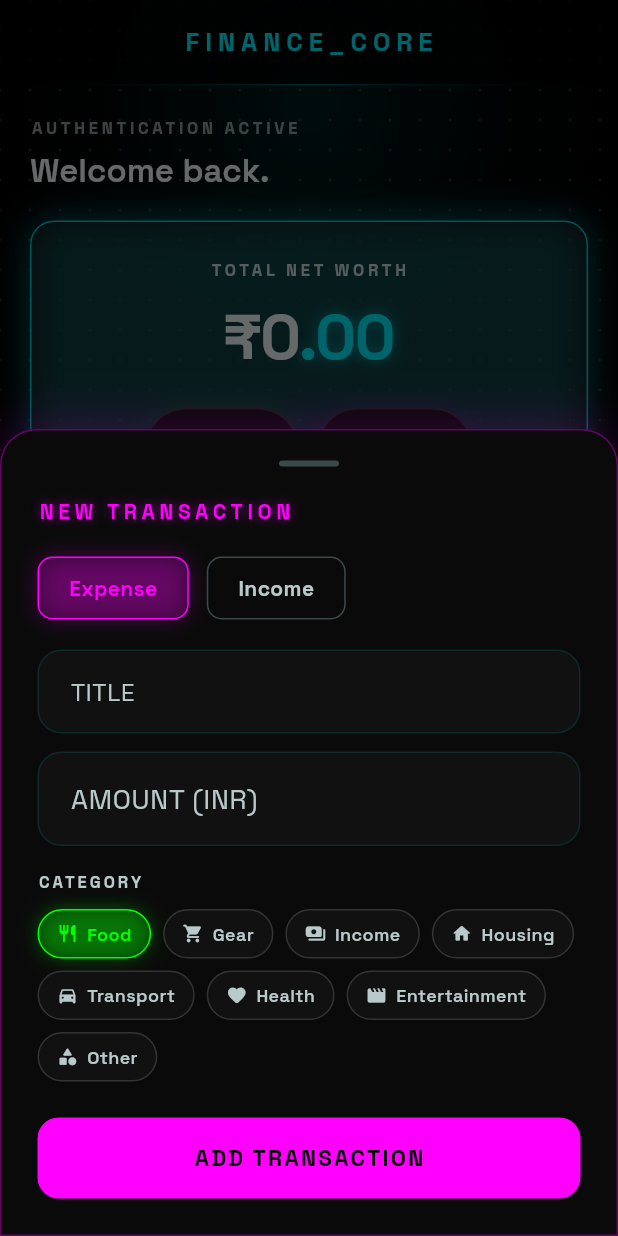
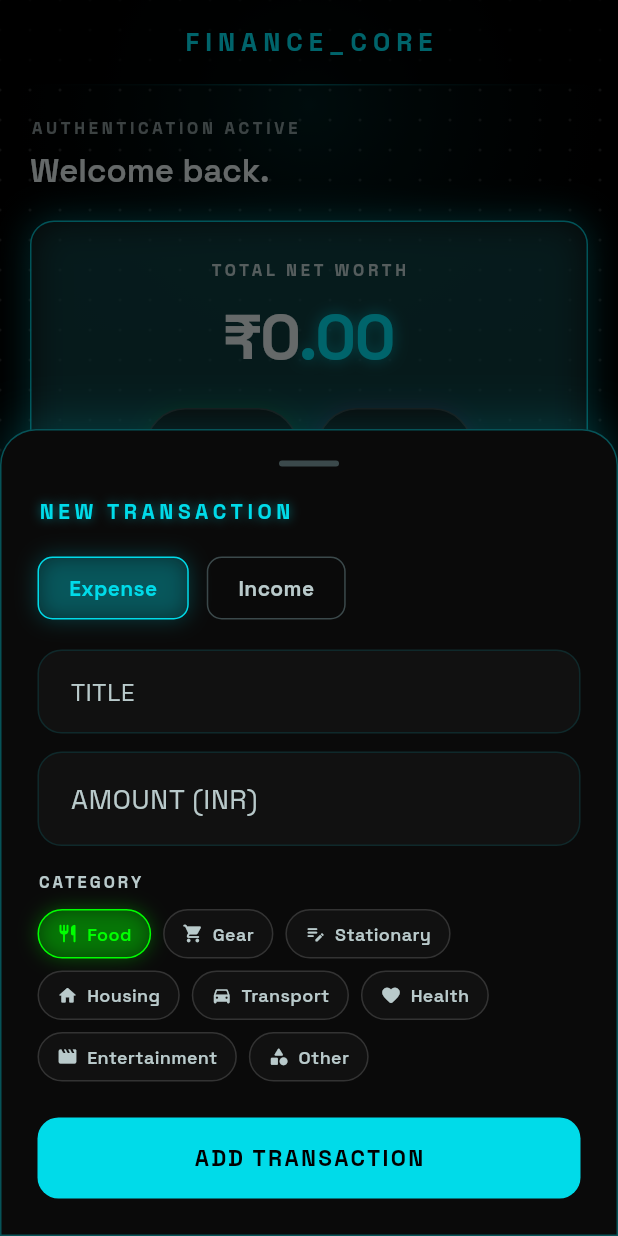
Before and after one commit to Tanush-Gupta1812/expency, a Flutter app: the screen it shows after launch, after a tap on "Add Expense", on a phone screen of 412 x 824 dp. Run offline on Flutter 3.47's test engine with Material 3 defaults, Android fonts, the light colour scheme and no system bars; our stand-ins replace google_fonts, local_auth, shared_preferences.

Commit message:
feat: Add stationary category to transactions and update related UI components

```diff
--- a/lib/models/transaction.dart
+++ b/lib/models/transaction.dart
@@ -5,6 +5,7 @@ enum TransactionType { income, expense }
 enum TransactionCategory {
   food,
   gear,
+  stationary,
   income,
   housing,
   transport,
@@ -18,6 +19,7 @@ extension TransactionCategoryExt on TransactionCategory {
     switch (this) {
       case TransactionCategory.food: return 'Food';
       case TransactionCategory.gear: return 'Gear';
+      case TransactionCategory.stationary: return 'Stationary';
       case TransactionCategory.income: return 'Income';
       case TransactionCategory.housing: return 'Housing';
       case TransactionCategory.transport: return 'Transport';
@@ -31,6 +33,7 @@ extension TransactionCategoryExt on TransactionCategory {
     switch (this) {
       case TransactionCategory.food: return Icons.restaurant_rounded;
       case TransactionCategory.gear: return Icons.shopping_cart_rounded;
+      case TransactionCategory.stationary: return Icons.edit_note_rounded;
       case TransactionCategory.income: return Icons.payments_rounded;
       case TransactionCategory.housing: return Icons.home_rounded;
       case TransactionCategory.transport: return Icons.directions_car_rounded;
@@ -44,6 +47,7 @@ extension TransactionCategoryExt on TransactionCategory {
     switch (this) {
       case TransactionCategory.food: return const Color(0xFF00FF00);
       case TransactionCategory.gear: return const Color(0xFFFF00FF);
+      case TransactionCategory.stationary: return const Color(0xFF5B9BFF);
       case TransactionCategory.income: return const Color(0xFF00DBE9);
       case TransactionCategory.housing: return const Color(0xFFFF00FF);
       case TransactionCategory.transport: return const Color(0xFFFFD700);
--- a/lib/screens/home_screen.dart
+++ b/lib/screens/home_screen.dart
@@ -238,7 +238,15 @@ class _HomeScreenState extends State<HomeScreen>
                       const SizedBox(height: 28),
 
                       // â”€â”€ Recent Activity
-                      _SectionHeader(title: 'Recent Activity', onViewAll: () {}),
+                      Text(
+                        'Recent Activity',
+                        style: GoogleFonts.spaceGrotesk(
+                          color: kOnSurface,
+                          fontSize: 18,
+                          fontWeight: FontWeight.w700,
+                          letterSpacing: 0.5,
+                        ),
+                      ),
                       const SizedBox(height: 12),
                       ..._recent
                           .take(5)
@@ -544,41 +552,6 @@ class _ActionButton extends StatelessWidget {
   }
 }
 
-class _SectionHeader extends StatelessWidget {
-  const _SectionHeader({required this.title, required this.onViewAll});
-  final String title;
-  final VoidCallback onViewAll;
-
-  @override
-  Widget build(BuildContext context) {
-    return Row(
-      mainAxisAlignment: MainAxisAlignment.spaceBetween,
-      children: [
-        Text(
-          title,
-          style: GoogleFonts.spaceGrotesk(
-            color: kOnSurface,
-            fontSize: 17,
-            fontWeight: FontWeight.w600,
-            letterSpacing: 0.5,
-          ),
-        ),
-        GestureDetector(
-          onTap: onViewAll,
-          child: Text(
-            'VIEW ALL',
-            style: GoogleFonts.spaceGrotesk(
-              color: kPrimary,
-              fontSize: 11,
-              fontWeight: FontWeight.w700,
-              letterSpacing: 2,
-            ),
-          ),
-        ),
-      ],
-    );
-  }
-}
 
 class _TransactionExpansionCard extends StatelessWidget {
   const _TransactionExpansionCard({
--- a/lib/screens/profile_screen.dart
+++ b/lib/screens/profile_screen.dart
@@ -1,5 +1,7 @@
+import 'package:flutter/material.dart';
 import 'package:flutter/material.dart';
 import 'package:google_fonts/google_fonts.dart';
+import 'package:local_auth/local_auth.dart';
 import '../theme/app_theme.dart';
 import '../models/transaction_repository.dart';
 import 'budget_screen.dart';
@@ -12,7 +14,7 @@ class ProfileScreen extends StatefulWidget {
 }
 
 class _ProfileScreenState extends State<ProfileScreen> {
-  bool _biometricLock = true;
+  final LocalAuthentication _localAuth = LocalAuthentication();
 
   @override
   void initState() {
@@ -138,31 +140,6 @@ class _ProfileScreenState extends State<ProfileScreen> {
                                 _GhostButton(
                                   label: 'EDIT',
                                   onTap: _showCurrencyPicker,
-                                ),
-                              ],
-                            ),
-                          ),
-                          _Divider(),
-
-                          // Biometric
-                          Padding(
-                            padding: const EdgeInsets.symmetric(vertical: 12),
-                            child: Row(
-                              children: [
-                                Icon(Icons.fingerprint_rounded,
-                                    color: kOnSurfaceVariant, size: 22),
-                                const SizedBox(width: 12),
-                                Expanded(
-                                  child: Text(
-                                    'Biometric Lock',
-                                    style: GoogleFonts.spaceGrotesk(
-                                        color: kOnSurface, fontSize: 15),
-                                  ),
-                                ),
-                                _NeonSwitch(
-                                  value: _biometricLock,
-                                  onChanged: (v) =>
-                                      setState(() => _biometricLock = v),
                                 ),
                               ],
                             ),
@@ -348,10 +325,30 @@ class _ProfileScreenState extends State<ProfileScreen> {
     );
   }
 
+  Future<bool> _authenticateBiometric() async {
+    try {
+      final bool canCheckBiometrics = await _localAuth.canCheckBiometrics;
+      final bool isSupported = await _localAuth.isDeviceSupported();
+      if (!canCheckBiometrics || !isSupported) {
+        return false;
+      }
+      return await _localAuth.authenticate(
+        localizedReason: 'Verify your identity to clear all data',
+        biometricOnly: true,
+      );
+    } catch (e) {
+      debugPrint('Biometric auth error: $e');
+      return false;
+    }
+  }
+
   void _confirmClear(BuildContext ctx) {
+    bool accepted = false;
+
     showDialog(
       context: ctx,
-      builder: (dialogCtx) => AlertDialog(
+      builder: (dialogCtx) => StatefulBuilder(
+        builder: (dialogCtx, setDialogState) => AlertDialog(
           backgroundColor: const Color(0xFF111111),
           shape: RoundedRectangleBorder(
             borderRadius: BorderRadius.circular(16),
@@ -365,9 +362,37 @@ class _ProfileScreenState extends State<ProfileScreen> {
               letterSpacing: 2,
             ),
           ),
-        content: Text(
+          content: Column(
+            mainAxisSize: MainAxisSize.min,
+            crossAxisAlignment: CrossAxisAlignment.start,
+            children: [
+              Text(
                 'This will permanently delete all local transactions and cannot be undone.',
                 style: GoogleFonts.spaceGrotesk(color: kOnSurfaceVariant, fontSize: 14),
+              ),
+              const SizedBox(height: 16),
+              Row(
+                children: [
+                  Checkbox(
+                    value: accepted,
+                    activeColor: kPrimary,
+                    checkColor: Colors.black,
+                    onChanged: (value) {
+                      setDialogState(() => accepted = value ?? false);
+                    },
+                  ),
+                  Expanded(
+                    child: Text(
+                      'I understand this action cannot be undone.',
+                      style: GoogleFonts.spaceGrotesk(
+                        color: kOnSurfaceVariant,
+                        fontSize: 13,
+                      ),
+                    ),
+                  ),
+                ],
+              ),
+            ],
           ),
           actions: [
             TextButton(
@@ -376,20 +401,33 @@ class _ProfileScreenState extends State<ProfileScreen> {
                   style: GoogleFonts.spaceGrotesk(color: kOnSurfaceVariant)),
             ),
             TextButton(
-            onPressed: () async {
-              Navigator.pop(dialogCtx);
+              onPressed: accepted
+                  ? () async {
+                      final authenticated = await _authenticateBiometric();
+                      if (!authenticated) {
+                        if (!mounted) return;
+                        _showSnack('Biometric verification failed');
+                        return;
+                      }
+                      if (dialogCtx.mounted) Navigator.pop(dialogCtx);
                       await TransactionRepository.clearAllData();
                       if (!mounted) return;
                       WidgetsBinding.instance.addPostFrameCallback((_) {
                         if (!mounted) return;
                         _showSnack('Data cleared');
                       });
-            },
-            child: Text('CLEAR',
+                    }
+                  : null,
+              child: Text(
+                'CLEAR',
                 style: GoogleFonts.spaceGrotesk(
-                    color: kError, fontWeight: FontWeight.w700)),
+                  color: accepted ? kError : kOnSurfaceVariant,
+                  fontWeight: FontWeight.w700,
+                ),
+              ),
             ),
           ],
+        ),
       ),
     );
   }
@@ -507,15 +545,6 @@ class _AvatarSection extends StatelessWidget {
                 ),
               ),
             ],
-          ),
-        ),
-        const SizedBox(height: 8),
-        Text(
-          'ID: 0x9A4F...B2C1',
-          style: GoogleFonts.spaceGrotesk(
-            color: kOnSurfaceVariant,
-            fontSize: 12,
-            letterSpacing: 1,
           ),
         ),
       ],
--- a/lib/widgets/add_transaction_sheet.dart
+++ b/lib/widgets/add_transaction_sheet.dart
@@ -23,6 +23,26 @@ class _AddTransactionSheetState extends State<AddTransactionSheet> {
   TransactionCategory _category = TransactionCategory.food;
   final _titleController = TextEditingController();
   final _amountController = TextEditingController();
+
+  List<TransactionCategory> get _availableCategories {
+    if (_type == TransactionType.income) {
+      return [TransactionCategory.income];
+    }
+    return TransactionCategory.values
+        .where((category) => category != TransactionCategory.income)
+        .toList();
+  }
+
+  void _setType(TransactionType type) {
+    setState(() {
+      _type = type;
+      if (_type == TransactionType.income) {
+        _category = TransactionCategory.income;
+      } else if (_category == TransactionCategory.income) {
+        _category = TransactionCategory.food;
+      }
+    });
+  }
 
   bool get _isEditing => widget.initialTransaction != null;
 
@@ -69,7 +89,7 @@ class _AddTransactionSheetState extends State<AddTransactionSheet> {
 
   @override
   Widget build(BuildContext context) {
-    final accent = _type == TransactionType.expense ? kExpense : kIncome;
+    final accent = _type == TransactionType.expense ? kPrimary : kIncome;
 
     return Container(
       decoration: BoxDecoration(
@@ -121,15 +141,15 @@ class _AddTransactionSheetState extends State<AddTransactionSheet> {
                 _TypeButton(
                   label: 'Expense',
                   selected: _type == TransactionType.expense,
-                  color: kExpense,
-                  onTap: () => setState(() => _type = TransactionType.expense),
+                  color: accent,
+                  onTap: () => _setType(TransactionType.expense),
                 ),
                 const SizedBox(width: 12),
                 _TypeButton(
                   label: 'Income',
                   selected: _type == TransactionType.income,
                   color: kIncome,
-                  onTap: () => setState(() => _type = TransactionType.income),
+                  onTap: () => _setType(TransactionType.income),
                 ),
               ],
             ),
@@ -167,7 +187,7 @@ class _AddTransactionSheetState extends State<AddTransactionSheet> {
               keyboardType: const TextInputType.numberWithOptions(decimal: true),
               style: GoogleFonts.spaceGrotesk(color: kOnSurface, fontSize: 18),
               decoration: InputDecoration(
-                hintText: 'AMOUNT (INR)',
+                hintText: 'AMOUNT (${selectedCurrency.code})',
                 hintStyle: GoogleFonts.spaceGrotesk(color: kOnSurfaceVariant),
                 filled: true,
                 fillColor: const Color(0xFF111111),
@@ -181,7 +201,7 @@ class _AddTransactionSheetState extends State<AddTransactionSheet> {
                 ),
                 focusedBorder: OutlineInputBorder(
                   borderRadius: BorderRadius.circular(16),
-                  borderSide: BorderSide(color: kExpense.withValues(alpha: 0.9), width: 1.5),
+                  borderSide: BorderSide(color: accent.withValues(alpha: 0.9), width: 1.5),
                 ),
                 contentPadding: const EdgeInsets.symmetric(horizontal: 18, vertical: 18),
               ),
@@ -202,7 +222,7 @@ class _AddTransactionSheetState extends State<AddTransactionSheet> {
             Wrap(
               spacing: 8,
               runSpacing: 8,
-              children: TransactionCategory.values.map((c) {
+              children: _availableCategories.map((c) {
                 final sel = _category == c;
                 return GestureDetector(
                   onTap: () => setState(() => _category = c),
--- a/pubspec.yaml
+++ b/pubspec.yaml
@@ -14,6 +14,7 @@ dependencies:
   google_fonts: ^6.2.1
   intl: ^0.20.2
   shared_preferences: ^2.5.5
+  local_auth: ^3.0.0
 
 dev_dependencies:
   flutter_test:
```
Also changed, not shown: pubspec.lock. Lines whose indentation alone changed are shown as unchanged.
